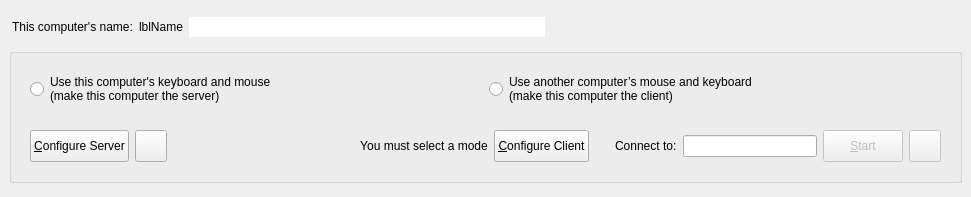
deskflow/deskflow, file src/lib/gui/MainWindow.ui: the form before one commit.
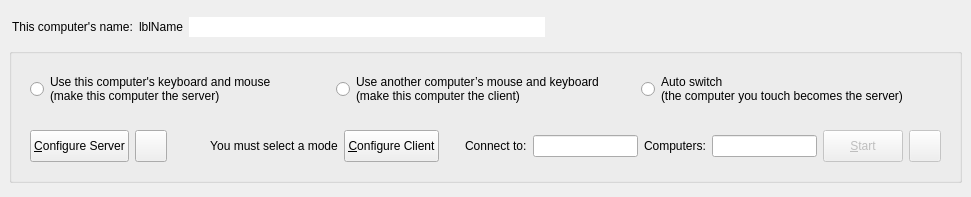
The form after the commit. Icons and pictures are not drawn.

Commit message:
feat(gui): auto switch mode
Third mode radio ("Auto switch -- the computer you touch becomes the
server") alongside Server and Client: persists CoreMode::Auto, toggles
coordination/enabled, launches deskflow-core with the auto positional
mode, and exposes a Computers field for coordination/peers (bare machine
names; name=address overrides). Auto mode keeps the server layout tools
visible since it runs server epochs, and start is gated on a non-empty
peers list like client mode is on a hostname.

Patch:
```diff
--- a/src/lib/gui/MainWindow.ui
+++ b/src/lib/gui/MainWindow.ui
@@ -196,6 +196,23 @@
             </property>
            </widget>
           </item>
+          <item>
+           <widget class="QRadioButton" name="rbModeAuto">
+            <property name="sizePolicy">
+             <sizepolicy hsizetype="Minimum" vsizetype="Maximum">
+              <horstretch>0</horstretch>
+              <verstretch>0</verstretch>
+             </sizepolicy>
+            </property>
+            <property name="toolTip">
+             <string>&lt;html&gt;Every computer runs in auto mode; whichever one receives real keyboard or mouse input becomes the server and the others follow it.&lt;/html&gt;</string>
+            </property>
+            <property name="text">
+             <string>Auto switch
+(the computer you touch becomes the server)</string>
+            </property>
+           </widget>
+          </item>
          </layout>
         </widget>
        </item>
@@ -414,6 +431,44 @@
             </layout>
            </widget>
           </item>
+          <item>
+           <widget class="QWidget" name="autoOptions" native="true">
+            <property name="sizePolicy">
+             <sizepolicy hsizetype="Preferred" vsizetype="Maximum">
+              <horstretch>0</horstretch>
+              <verstretch>0</verstretch>
+             </sizepolicy>
+            </property>
+            <layout class="QHBoxLayout" name="horizontalLayoutAuto">
+             <property name="leftMargin">
+              <number>0</number>
+             </property>
+             <property name="topMargin">
+              <number>0</number>
+             </property>
+             <property name="rightMargin">
+              <number>0</number>
+             </property>
+             <property name="bottomMargin">
+              <number>0</number>
+             </property>
+             <item>
+              <widget class="QLabel" name="lblPeers">
+               <property name="text">
+                <string>Computers:</string>
+               </property>
+              </widget>
+             </item>
+             <item>
+              <widget class="QLineEdit" name="linePeers">
+               <property name="toolTip">
+                <string>&lt;html&gt;Comma separated names of the computers that auto switch between each other, including this one (e.g. desktop, laptop).&lt;br/&gt;Each name should resolve on your network (mDNS .local or DNS); use name=address to override.&lt;/html&gt;</string>
+               </property>
+              </widget>
+             </item>
+            </layout>
+           </widget>
+          </item>
           <item>
            <widget class="QWidget" name="horizontalWidget" native="true">
             <property name="sizePolicy">
```
The commit also changes 8 other files.
